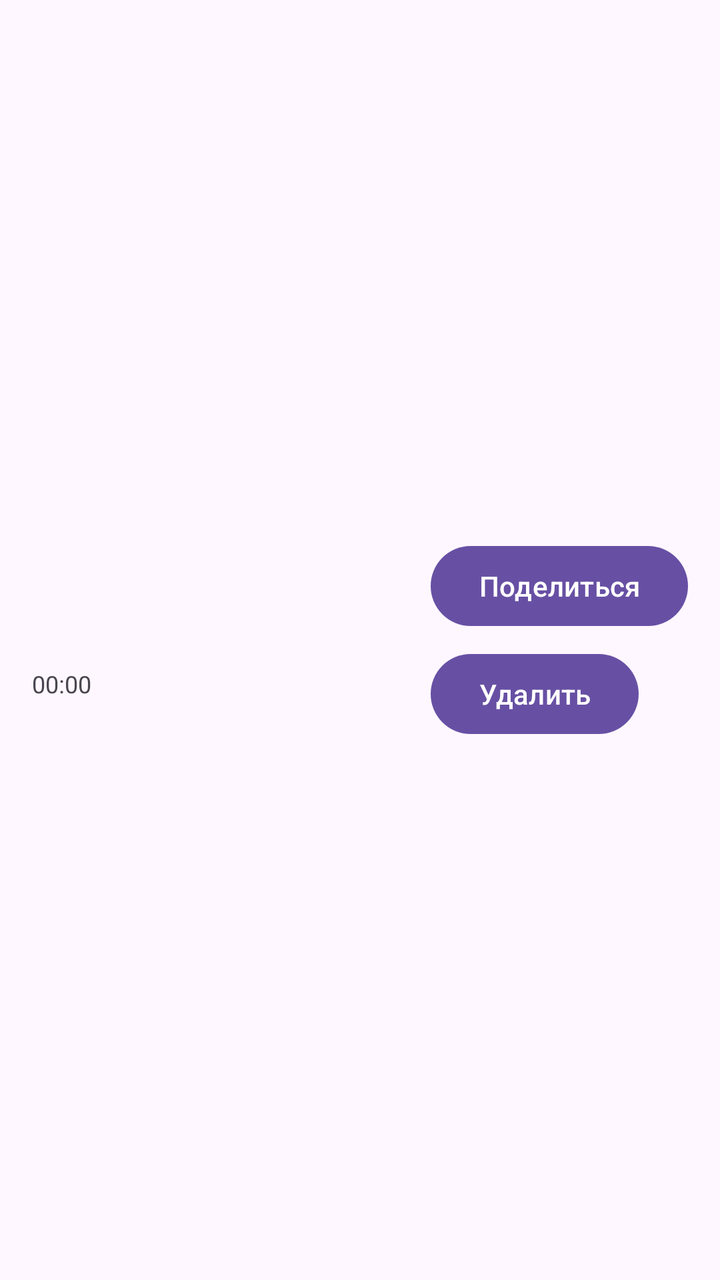
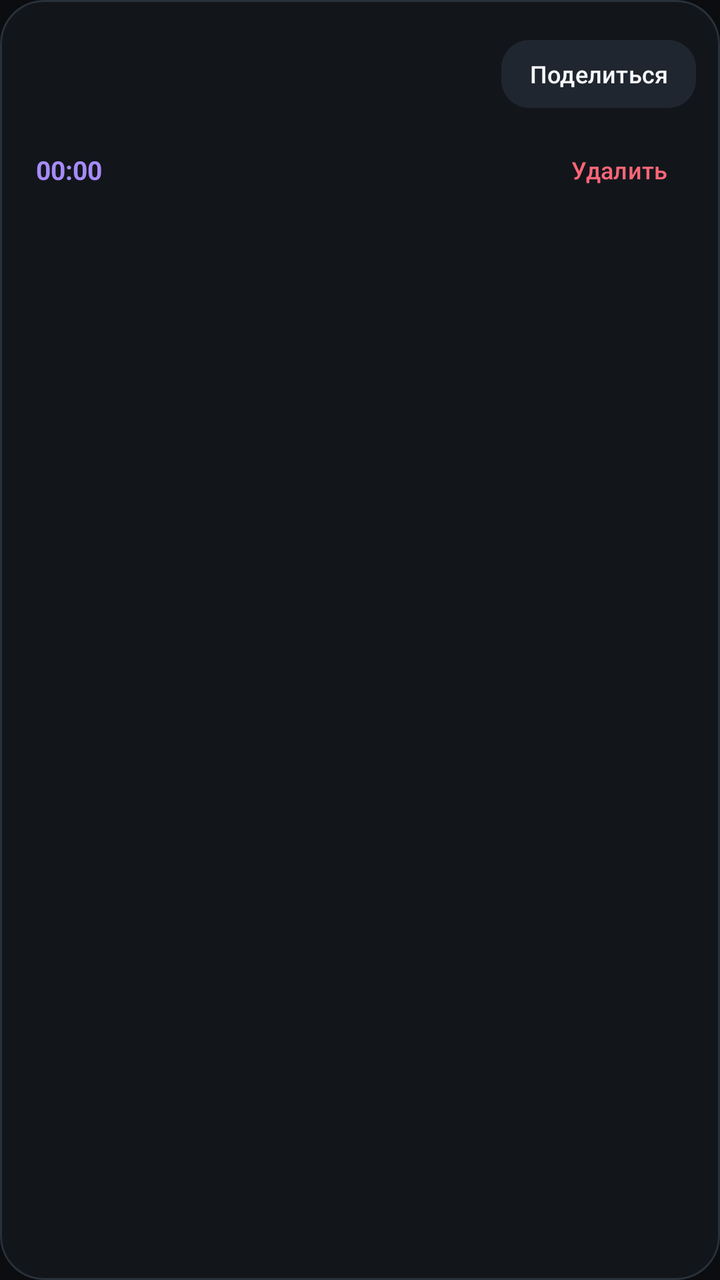

Screens rendered from an Android XML layout before and after an edit, with the pre-edit source and the edit as a unified diff.
<!-- AndroidManifest.xml: application theme Theme.AIRecorder -->
<!-- res/layout/item_record.xml -->
<?xml version="1.0" encoding="utf-8"?>
<LinearLayout
    xmlns:android="http://schemas.android.com/apk/res/android"
    android:layout_width="match_parent"
    android:layout_height="wrap_content"
    android:layout_marginBottom="8dp"
    android:gravity="center_vertical"
    android:orientation="horizontal"
    android:padding="16dp">

    <LinearLayout
        android:layout_width="0dp"
        android:layout_height="wrap_content"
        android:layout_weight="1"
        android:orientation="vertical">

        <TextView
            android:id="@+id/txtFileName"
            android:layout_width="match_parent"
            android:layout_height="wrap_content"
            android:ellipsize="end"
            android:maxLines="1"
            android:textSize="16sp"
            android:textStyle="bold" />

        <TextView
            android:id="@+id/txtDate"
            android:layout_width="wrap_content"
            android:layout_height="wrap_content"
            android:layout_marginTop="4dp"
            android:textSize="12sp" />

        <TextView
            android:id="@+id/txtDuration"
            android:layout_width="wrap_content"
            android:layout_height="wrap_content"
            android:layout_marginTop="2dp"
            android:text="@string/time_zero"
            android:textSize="12sp" />

    </LinearLayout>

    <LinearLayout
        android:layout_width="wrap_content"
        android:layout_height="wrap_content"
        android:orientation="vertical">

        <Button
            android:id="@+id/btnShare"
            android:layout_width="wrap_content"
            android:layout_height="wrap_content"
            android:text="@string/share_button"
            android:textAllCaps="false" />

        <Button
            android:id="@+id/btnDelete"
            android:layout_width="wrap_content"
            android:layout_height="wrap_content"
            android:layout_marginTop="6dp"
            android:text="@string/delete_button"
            android:textAllCaps="false" />

    </LinearLayout>

</LinearLayout>
<!-- resources referenced by this layout -->
<resources>
  <string name="delete_button">Удалить</string>
  <string name="share_button">Поделиться</string>
  <string name="time_zero">00:00</string>
  <style name="Theme.AIRecorder" parent="Base.Theme.AIRecorder" />
  <style name="Base.Theme.AIRecorder" parent="Theme.Material3.DayNight.NoActionBar">
          
          
      </style>
</resources>

<!-- the commit's change to res/layout/item_record.xml (unified diff, before → after) -->
@@ -1,65 +1,102 @@
 <?xml version="1.0" encoding="utf-8"?>
-<LinearLayout
+<com.google.android.material.card.MaterialCardView
     xmlns:android="http://schemas.android.com/apk/res/android"
+    xmlns:app="http://schemas.android.com/apk/res-auto"
     android:layout_width="match_parent"
     android:layout_height="wrap_content"
-    android:layout_marginBottom="8dp"
-    android:gravity="center_vertical"
-    android:orientation="horizontal"
-    android:padding="16dp">
+    android:layout_marginBottom="10dp"
+    android:foreground="?attr/selectableItemBackground"
+    app:cardBackgroundColor="@color/ai_surface"
+    app:cardCornerRadius="22dp"
+    app:cardElevation="0dp"
+    app:strokeColor="@color/ai_outline"
+    app:strokeWidth="1dp">
 
     <LinearLayout
-        android:layout_width="0dp"
+        android:layout_width="match_parent"
         android:layout_height="wrap_content"
-        android:layout_weight="1"
-        android:orientation="vertical">
+        android:gravity="center_vertical"
+        android:orientation="horizontal"
+        android:paddingStart="18dp"
+        android:paddingTop="16dp"
+        android:paddingEnd="12dp"
+        android:paddingBottom="16dp">
 
-        <TextView
-            android:id="@+id/txtFileName"
-            android:layout_width="match_parent"
+        
+
+        <LinearLayout
+            android:layout_width="0dp"
             android:layout_height="wrap_content"
-            android:ellipsize="end"
-            android:maxLines="1"
-            android:textSize="16sp"
-            android:textStyle="bold" />
+            android:layout_weight="1"
+            android:orientation="vertical">
 
-        <TextView
-            android:id="@+id/txtDate"
+            <TextView
+                android:id="@+id/txtFileName"
+                android:layout_width="match_parent"
+                android:layout_height="wrap_content"
+                android:ellipsize="end"
+                android:maxLines="1"
+                android:textColor="@color/ai_text_primary"
+                android:textSize="16sp"
+                android:textStyle="bold" />
+
+            <TextView
+                android:id="@+id/txtDate"
+                android:layout_width="wrap_content"
+                android:layout_height="wrap_content"
+                android:layout_marginTop="5dp"
+                android:textColor="@color/ai_text_secondary"
+                android:textSize="12sp" />
+
+            <TextView
+                android:id="@+id/txtDuration"
+                android:layout_width="wrap_content"
+                android:layout_height="wrap_content"
+                android:layout_marginTop="5dp"
+                android:text="@string/time_zero"
+                android:textColor="@color/ai_primary_light"
+                android:textSize="13sp"
+                android:textStyle="bold" />
+
+        </LinearLayout>
+
+        
+
+        <LinearLayout
             android:layout_width="wrap_content"
             android:layout_height="wrap_content"
-            android:layout_marginTop="4dp"
-            android:textSize="12sp" />
+            android:gravity="end"
+            android:orientation="vertical">
 
-        <TextView
-            android:id="@+id/txtDuration"
-            android:layout_width="wrap_content"
-            android:layout_height="wrap_content"
-            android:layout_marginTop="2dp"
-            android:text="@string/time_zero"
-            android:textSize="12sp" />
+            <com.google.android.material.button.MaterialButton
+                android:id="@+id/btnShare"
+                android:layout_width="wrap_content"
+                android:layout_height="42dp"
+                android:backgroundTint="@color/ai_surface_variant"
+                android:minWidth="0dp"
+                android:paddingStart="14dp"
+                android:paddingEnd="14dp"
+                android:text="@string/share_button"
+                android:textColor="@color/ai_text_primary"
+                android:textSize="12sp"
+                app:cornerRadius="14dp" />
+
+            <com.google.android.material.button.MaterialButton
+                android:id="@+id/btnDelete"
+                android:layout_width="wrap_content"
+                android:layout_height="42dp"
+                android:layout_marginTop="6dp"
+                android:backgroundTint="@color/ai_surface"
+                android:minWidth="0dp"
+                android:paddingStart="14dp"
+                android:paddingEnd="14dp"
+                android:text="@string/delete_button"
+                android:textColor="@color/ai_danger"
+                android:textSize="12sp"
+                app:cornerRadius="14dp" />
+
+        </LinearLayout>
 
     </LinearLayout>
 
-    <LinearLayout
-        android:layout_width="wrap_content"
-        android:layout_height="wrap_content"
-        android:orientation="vertical">
-
-        <Button
-            android:id="@+id/btnShare"
-            android:layout_width="wrap_content"
-            android:layout_height="wrap_content"
-            android:text="@string/share_button"
-            android:textAllCaps="false" />
-
-        <Button
-            android:id="@+id/btnDelete"
-            android:layout_width="wrap_content"
-            android:layout_height="wrap_content"
-            android:layout_marginTop="6dp"
-            android:text="@string/delete_button"
-            android:textAllCaps="false" />
-
-    </LinearLayout>
-
-</LinearLayout>
+</com.google.android.material.card.MaterialCardView>
<!-- resource entries referenced after the edit -->
@@ -1,12 +1,47 @@
 <!-- resources referenced by this layout -->
 <resources>
+  <color name="ai_danger">#FF6678</color>
+  <color name="ai_outline">#29313B</color>
+  <color name="ai_primary_light">#A78BFA</color>
+  <color name="ai_surface">#12161B</color>
+  <color name="ai_surface_variant">#20262F</color>
+  <color name="ai_text_primary">#F8FAFC</color>
+  <color name="ai_text_secondary">#9CA3AF</color>
   <string name="delete_button">Удалить</string>
   <string name="share_button">Поделиться</string>
   <string name="time_zero">00:00</string>
   <style name="Theme.AIRecorder" parent="Base.Theme.AIRecorder" />
   <style name="Base.Theme.AIRecorder" parent="Theme.Material3.DayNight.NoActionBar">
-          
-          
+  
+          <item name="colorPrimary">@color/ai_primary</item>
+          <item name="colorOnPrimary">@color/ai_on_primary</item>
+  
+          <item name="colorSecondary">@color/ai_primary_light</item>
+          <item name="colorOnSecondary">@color/ai_background</item>
+  
+          <item name="colorSurface">@color/ai_surface</item>
+          <item name="colorOnSurface">@color/ai_text_primary</item>
+  
+          <item name="colorSurfaceVariant">@color/ai_surface_variant</item>
+          <item name="colorOnSurfaceVariant">@color/ai_text_secondary</item>
+  
+          <item name="colorOutline">@color/ai_outline</item>
+  
+          <item name="colorError">@color/ai_danger</item>
+          <item name="colorOnError">@color/ai_on_primary</item>
+  
+          <item name="android:colorBackground">@color/ai_background</item>
+          <item name="android:windowBackground">@color/ai_background</item>
+  
+          <item name="android:statusBarColor">@color/ai_background</item>
+          <item name="android:navigationBarColor">@color/ai_background</item>
+  
+          <item name="android:windowLightStatusBar">false</item>
+          <item name="android:windowLightNavigationBar">false</item>
+  
       </style>
+  <color name="ai_primary">#8B5CF6</color>
+  <color name="ai_on_primary">#FFFFFF</color>
+  <color name="ai_background">#0B0D10</color>
 </resources>
 
